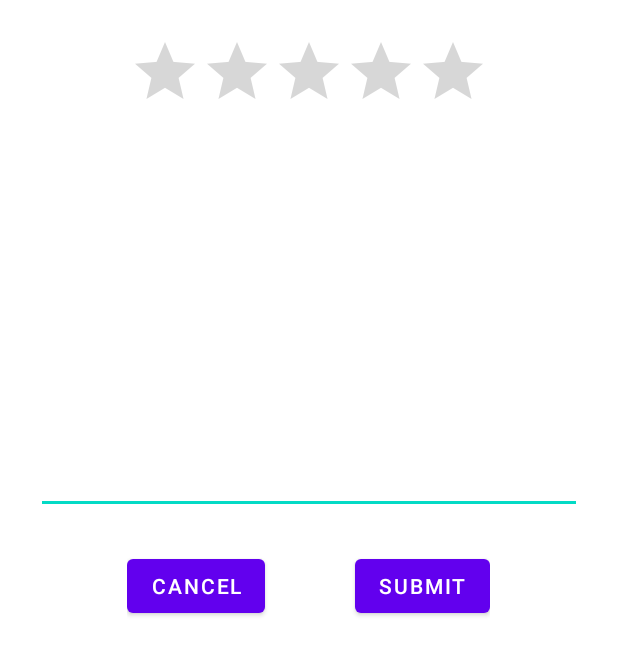
After one commit to Jimmyoungyi/ITUFinal, an Android app: the layout fragment_review_post.xml on its own in the app's theme, with its tools: preview values and no code run, on a phone screen of 412 x 824 dp. The commit adds this screen. Shown: the top 655 px of the screen. Run offline under Robolectric (Android 15) with nearby library versions, the phone set to English and light mode, and no system bars.

Commit message:
post half

```diff
--- a/app/src/main/java/com/example/cheesebyt/cheeseList/CheeseListFragment.kt
+++ b/app/src/main/java/com/example/cheesebyt/cheeseList/CheeseListFragment.kt
@@ -59,13 +59,9 @@ class CheeseListFragment : Fragment() {
         _binding = FragmentCheeseListBinding.inflate(inflater, container, false)
         val root: View = binding.root
 
-
-        Log.v("clickEvent", "binding is ready")
         dashboardViewModel.cheeseListData.observe(viewLifecycleOwner) {
             binding.cheeseList.adapter = CheeseListAdapter(this.requireActivity(), it)
-            Log.v("clickEvent", "item is ready")
             binding.cheeseList.setOnItemClickListener { _, _, position, _ ->
-                Log.v("clickEvent", "item is clicked")
                 searchIndex += 1
                 currentIndex = searchIndex
                 StateManager.getInstance().showFragment(SEARCH_ID, CheeseFragment())
--- a/app/src/main/res/layout/fragment_cheese.xml
+++ b/app/src/main/res/layout/fragment_cheese.xml
@@ -50,6 +50,7 @@
                     android:textSize="24dp" />
 
                 <Button
+                    android:id="@+id/btn_write_review"
                     style="?android:attr/borderlessButtonStyle"
                     android:layout_width="wrap_content"
                     android:layout_height="wrap_content"
--- /dev/null
+++ b/app/src/main/res/layout/fragment_review_post.xml
@@ -0,0 +1,45 @@
+<?xml version="1.0" encoding="utf-8"?>
+<FrameLayout xmlns:android="http://schemas.android.com/apk/res/android"
+    xmlns:tools="http://schemas.android.com/tools"
+    android:layout_width="match_parent"
+    android:layout_height="match_parent"
+    tools:context=".review.ReviewPostFragment">
+
+    <LinearLayout
+        android:layout_width="match_parent"
+        android:layout_height="wrap_content"
+        android:orientation="vertical"
+        android:gravity="center">
+        <RatingBar
+            android:layout_marginTop="24dp"
+            android:layout_width="wrap_content"
+            android:layout_height="wrap_content"/>
+        <EditText
+            android:layout_marginTop="24dp"
+            android:layout_marginRight="24dp"
+            android:layout_marginLeft="24dp"
+            android:layout_width="match_parent"
+            android:layout_height="wrap_content"
+            android:lines="10"/>
+        <LinearLayout
+            android:layout_marginTop="24dp"
+            android:layout_width="wrap_content"
+            android:layout_height="wrap_content"
+            android:orientation="horizontal">
+
+            <Button
+                android:layout_marginRight="60dp"
+                android:layout_width="wrap_content"
+                android:layout_height="wrap_content"
+                android:text="Cancel"/>
+
+            <Button
+                android:layout_width="wrap_content"
+                android:layout_height="wrap_content"
+                android:text="Submit"/>
+
+        </LinearLayout>
+
+    </LinearLayout>
+
+</FrameLayout>
```
Also changed, not shown: app/src/main/java/com/example/cheesebyt/cheese/CheeseFragment.kt (+11 -0 lines), app/src/main/java/com/example/cheesebyt/review/ReviewPostFragment.kt (added, +53 -0 lines).
